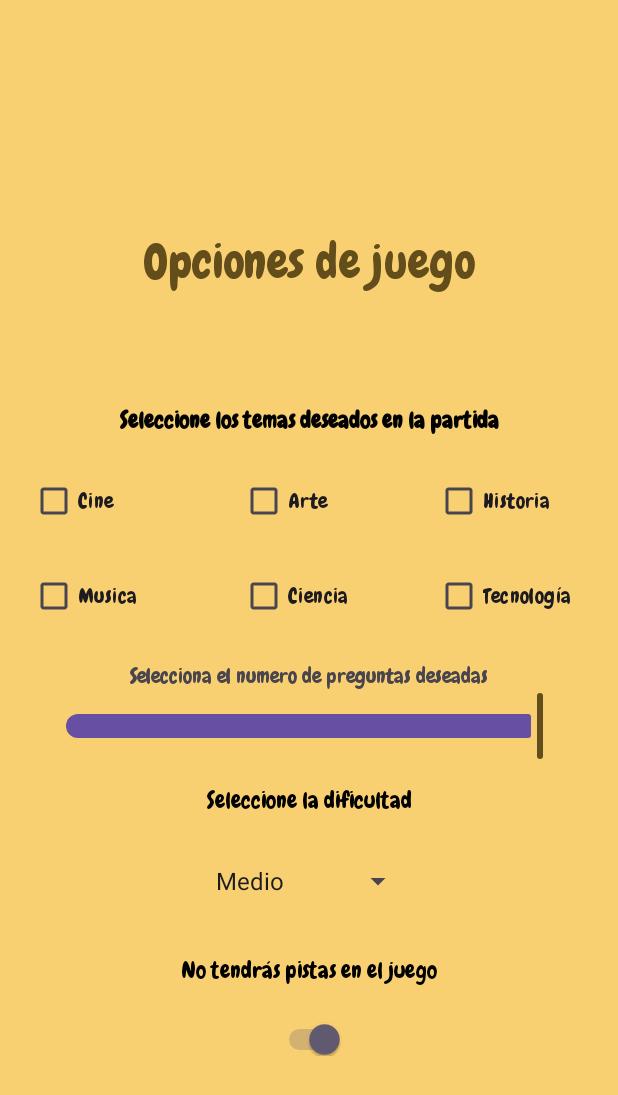
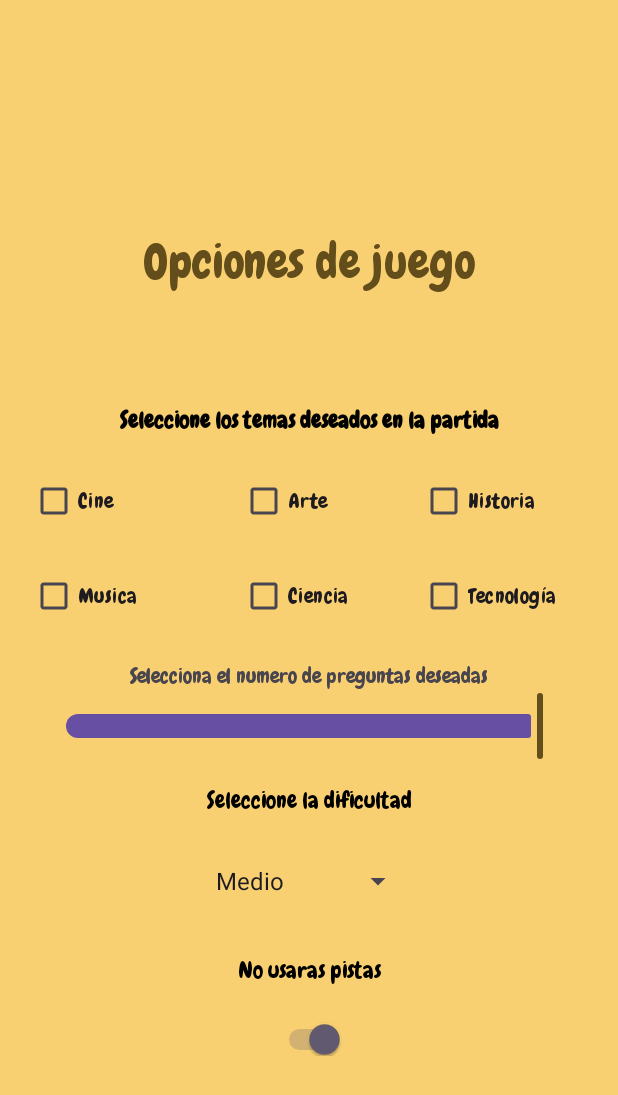
Before and after one commit to EscamillaJuan/Quiz-App, an Android app: the OptionsScreen screen opened directly, with no data from a screen before it, on a phone screen of 412 x 824 dp. Shown: the top 1095 px of the screen. Run offline under Robolectric (Android 15) with nearby library versions, the phone set to English and light mode, and no system bars; our stand-ins replace Room's generated code.

Commit message:
fix: OptionsScreen xml

```diff
--- a/app/src/main/res/layout-land/options_screen.xml
+++ b/app/src/main/res/layout-land/options_screen.xml
@@ -4,57 +4,189 @@
     xmlns:tools="http://schemas.android.com/tools"
     android:layout_width="match_parent"
     android:layout_height="match_parent"
+    android:background="@color/orange"
     android:gravity="center"
     android:orientation="vertical"
-    android:background="@color/orange"
     tools:context=".view.OptionsScreen">
 
     <TextView
         android:id="@+id/optionsText"
+        android:layout_width="wrap_content"
+        android:layout_height="44dp"
+        android:fontFamily="@font/chewy"
+        android:gravity="center"
+        android:text="@string/options_Text"
+        android:textColor="@color/brown"
+        android:textSize="32sp" />
+
+    <TextView
+        android:id="@+id/TemasText"
         android:layout_width="match_parent"
         android:layout_height="wrap_content"
         android:layout_gravity="end"
-        android:textSize="32sp"
+        android:layout_marginBottom="20dp"
         android:fontFamily="@font/chewy"
-        android:textColor="@color/brown"
         android:gravity="center"
-        android:text="@string/options_Text" />
-    <ImageView
-        android:id="@+id/workinprogress_icon"
-        android:layout_width="90dp"
-        android:layout_height="90dp"
-        android:contentDescription="@string/topic_icon_description"
-        android:src="@drawable/building" />
+        android:text="Seleccione los temas deseados en la partida"
+        android:textColor="@color/black"
+        android:textSize="15sp"
+        android:textStyle="bold" />
+
+    <RelativeLayout
+        android:id="@+id/relative1"
+        android:layout_width="wrap_content"
+        android:layout_height="wrap_content"
+        android:layout_gravity="start">
+
+        <CheckBox
+            android:id="@+id/Theme1CheckBox"
+            android:layout_width="80dp"
+            android:layout_height="wrap_content"
+            android:layout_alignParentStart="true"
+            android:layout_marginStart="20dp"
+            android:fontFamily="@font/chewy"
+            android:text="Cine">
+
+        </CheckBox>
+
+        <CheckBox
+            android:id="@+id/Theme2CheckBox"
+            android:layout_width="80dp"
+            android:layout_height="wrap_content"
+            android:layout_alignParentTop="true"
+            android:layout_marginStart="30dp"
+            android:layout_marginTop="0dp"
+            android:layout_toEndOf="@+id/Theme1CheckBox"
+            android:fontFamily="@font/chewy"
+            android:text="Arte">
+
+        </CheckBox>
+
+        <CheckBox
+            android:id="@+id/Theme3CheckBox"
+            android:layout_width="80dp"
+            android:layout_height="wrap_content"
+            android:layout_alignParentTop="true"
+            android:layout_marginStart="30dp"
+            android:layout_marginEnd="20dp"
+            android:layout_toEndOf="@+id/Theme2CheckBox"
+            android:fontFamily="@font/chewy"
+            android:text="Historia">
+
+        </CheckBox>
+
+        <CheckBox
+            android:id="@+id/Theme4CheckBox"
+            android:layout_width="80dp"
+            android:layout_height="wrap_content"
+            android:layout_below="@id/Theme1CheckBox"
+            android:layout_alignParentStart="true"
+            android:layout_marginStart="20dp"
+            android:layout_marginTop="15dp"
+            android:fontFamily="@font/chewy"
+            android:text="Musica">
+
+        </CheckBox>
+
+        <CheckBox
+            android:id="@+id/Theme5CheckBox"
+            android:layout_width="80dp"
+            android:layout_height="wrap_content"
+            android:layout_below="@id/Theme2CheckBox"
+            android:layout_marginStart="30dp"
+            android:layout_marginTop="15dp"
+            android:layout_toEndOf="@+id/Theme1CheckBox"
+            android:fontFamily="@font/chewy"
+            android:text="Ciencia">
+
+        </CheckBox>
+
+        <CheckBox
+            android:id="@+id/Theme6CheckBox"
+            android:layout_width="wrap_content"
+            android:layout_height="wrap_content"
+            android:layout_below="@id/Theme3CheckBox"
+            android:layout_marginStart="30dp"
+            android:layout_marginTop="15dp"
+            android:layout_toEndOf="@+id/Theme5CheckBox"
+            android:fontFamily="@font/chewy"
+            android:text="Tecnología">
+
+        </CheckBox>
+
+
+        <Switch
+            android:id="@+id/hint_stw"
+            android:layout_width="wrap_content"
+            android:layout_height="wrap_content"
+            android:layout_alignParentEnd="true"
+            android:layout_marginVertical="50dp"
+            android:layout_marginEnd="120dp"
+            android:paddingTop="5dp">
+
+        </Switch>
+
+
+        <TextView
+            android:id="@+id/hints_txt"
+            android:layout_width="wrap_content"
+            android:layout_height="wrap_content"
+            android:layout_alignParentEnd="true"
+            android:layout_marginVertical="25dp"
+            android:layout_marginEnd="100dp"
+            android:fontFamily="@font/chewy"
+            android:text="No usaras pistas"
+            android:textColor="@color/black"
+            android:textSize="15sp" />
+
+    </RelativeLayout>
 
     <TextView
-        android:id="@+id/workinprogressText"
-        android:layout_width="match_parent"
-        android:layout_height="4dp"
-        android:layout_weight="1"
-        android:gravity="center"
+        android:id="@+id/Questiontext"
+        android:layout_width="wrap_content"
+        android:layout_height="wrap_content"
+        android:layout_marginTop="20dp"
         android:fontFamily="@font/chewy"
-        android:textColor="@color/brown"
-        android:text="@string/workinprogress_Text" />
+        android:text="Selecciona el numero de preguntas deseadas">
 
-    <LinearLayout
-        android:layout_width="match_parent"
-        android:layout_height="wrap_content"
-        android:layout_weight="1"
-        android:orientation="horizontal">
+    </TextView>
 
-        <Button
-            android:id="@+id/return_options_btn"
-            android:layout_width="wrap_content"
+    <com.google.android.material.slider.Slider
+        android:id="@+id/QuestionsSlider"
+        android:layout_width="wrap_content"
+        android:layout_height="30dp"
+        android:layout_gravity="center"
+        android:layout_marginStart="30dp"
+        android:layout_marginEnd="30dp"
+        android:max="10"
+        android:stepSize="1"
+        android:valueFrom="5"
+        android:valueTo="10"
+        app:thumbColor="@color/brown"
+        app:tickColorActive="@color/black"
+        app:tickColorInactive="@color/brown"
+        app:tickVisible="false">
+    </com.google.android.material.slider.Slider>
+
+
+        <TextView
+            android:id="@+id/DificultadText"
+            android:layout_width="match_parent"
             android:layout_height="wrap_content"
             android:layout_gravity="center"
-            android:drawablePadding="8dp"
-            android:layout_marginStart="600dp"
             android:fontFamily="@font/chewy"
-            android:backgroundTint="@color/brown"
-            android:text="@string/returnTextButton"
-            app:icon="@drawable/baseline_arrow_back_24" />
+            android:gravity="center"
+            android:text="Seleccione la dificultad"
+            android:textColor="@color/black"
+            android:textSize="15sp" />
 
-    </LinearLayout>
+        <Spinner
+            android:id="@+id/difficulty_spin"
+            android:layout_width="140dp"
+            android:layout_height="30dp"
+            android:dropDownVerticalOffset="40dp"
+            android:popupBackground="@color/brown"
+            />
 
 
 
--- a/app/src/main/res/layout/options_screen.xml
+++ b/app/src/main/res/layout/options_screen.xml
@@ -66,8 +66,8 @@
             android:layout_width="80dp"
             android:layout_height="wrap_content"
             android:layout_alignParentTop="true"
-            android:layout_marginStart="50dp"
-            android:layout_marginEnd="20dp"
+            android:layout_marginStart="40dp"
+            android:layout_marginEnd="10dp"
             android:layout_toEndOf="@+id/Theme2CheckBox"
             android:fontFamily="@font/chewy"
             android:layout_alignParentEnd="true"
@@ -106,9 +106,9 @@
             android:layout_width="80dp"
             android:layout_height="wrap_content"
             android:layout_below="@id/Theme3CheckBox"
-            android:layout_marginStart="50dp"
+            android:layout_marginStart="40dp"
+            android:layout_marginEnd="10dp"
             android:layout_marginTop="15dp"
-            android:layout_marginEnd="20dp"
             android:layout_toEndOf="@+id/Theme5CheckBox"
             android:fontFamily="@font/chewy"
             android:text="Tecnología"
@@ -178,7 +178,7 @@
         android:layout_marginBottom="20dp"
         android:fontFamily="@font/chewy"
         android:gravity="center"
-        android:text="No tendrás pistas en el juego"
+        android:text="No usaras pistas"
         android:textColor="@color/black"
         android:textSize="15sp" />
 
```
